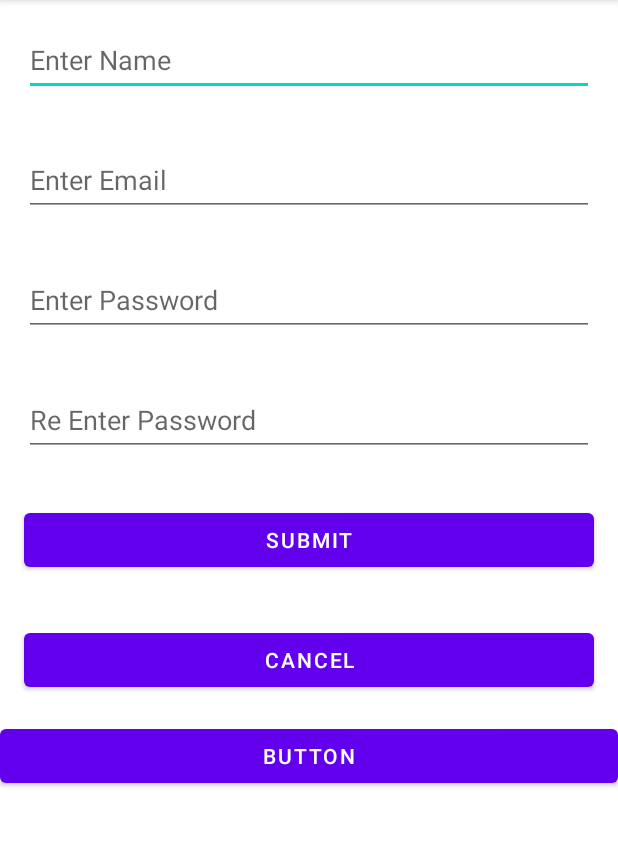
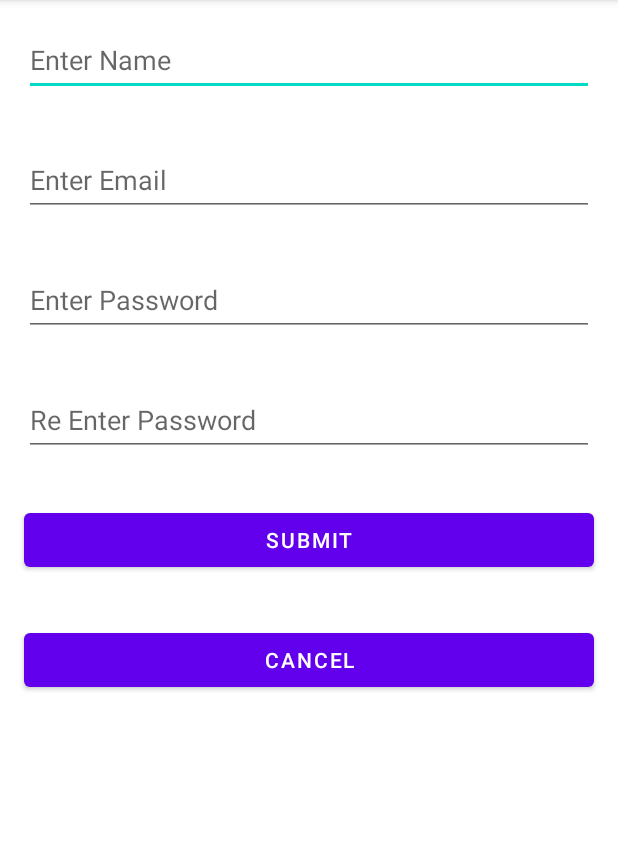
Before and after one commit to it21166556/MAD-Lab04, an Android app: the screen it shows after launch (MainActivity), on a phone screen of 412 x 824 dp, the part 84-930 px from its top. Run offline under Robolectric (Android 15) with nearby library versions, the phone set to English and light mode, and no system bars.

Commit message:
Designed the Login Form

```diff
--- a/app/src/main/res/layout/activity_main.xml
+++ b/app/src/main/res/layout/activity_main.xml
@@ -75,9 +75,4 @@
         android:layout_marginBottom="16dp"
         android:text="@string/Cancel_btn_value" />
 
-    <Button
-        android:id="@+id/button3"
-        android:layout_width="match_parent"
-        android:layout_height="wrap_content"
-        android:text="Button" />
 </LinearLayout>
```
